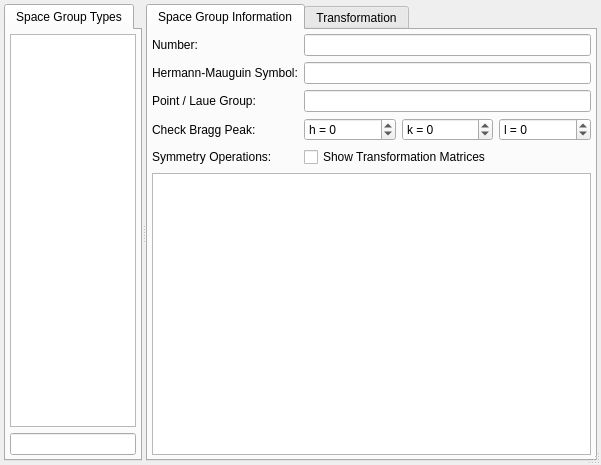
tweber-ill/frm_mirror-takin1, file ui/sglist.ui: the form before one commit.
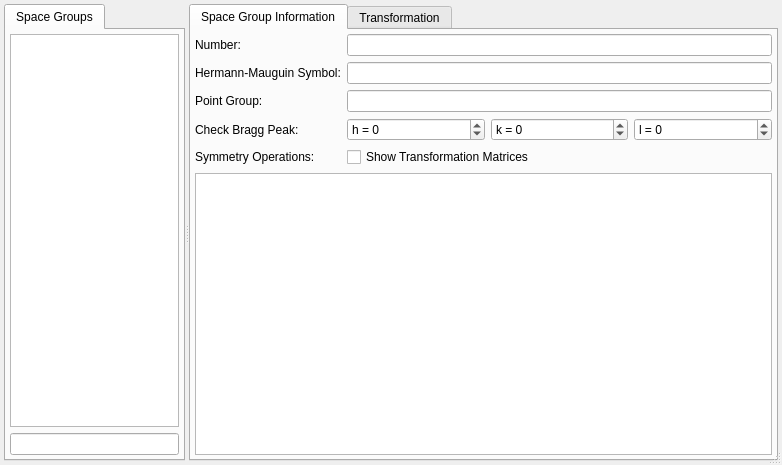
The form after the commit.

Commit message: started changing from space group types to space groups

Patch:
```diff
--- a/ui/sglist.ui
+++ b/ui/sglist.ui
@@ -6,7 +6,7 @@
    <rect>
     <x>0</x>
     <y>0</y>
-    <width>601</width>
+    <width>782</width>
     <height>465</height>
    </rect>
   </property>
@@ -34,7 +34,7 @@
       </property>
       <widget class="QWidget" name="tabWidgetPage1" native="true">
        <attribute name="title">
-        <string>Space Group Types</string>
+        <string>Space Groups</string>
        </attribute>
        <layout class="QGridLayout" name="gridLayout_2">
         <property name="horizontalSpacing">
@@ -143,7 +143,7 @@
         <item row="2" column="0">
          <widget class="QLabel" name="label_5">
           <property name="text">
-           <string>Point / Laue Group:</string>
+           <string>Point Group:</string>
           </property>
          </widget>
         </item>
```
Left out of the diff: 4 changed lines with no effect on the pictures. The commit also changes 7 other files.
